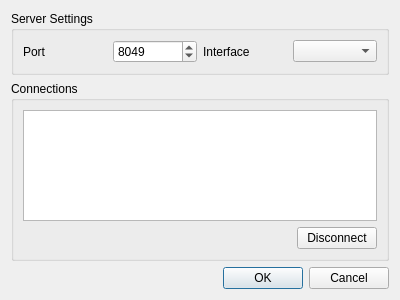
Old version of the form STiTCH/STiTCHDialog.ui in the repository dgraves/iTCH.
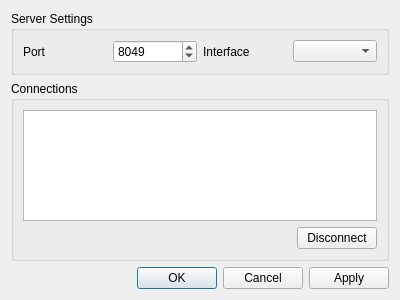
New version of the form.

The edit to the form file:
```diff
--- a/STiTCH/STiTCHDialog.ui
+++ b/STiTCH/STiTCHDialog.ui
@@ -114,7 +114,7 @@
    <item>
     <widget class="QDialogButtonBox" name="buttonBox">
      <property name="standardButtons">
-      <set>QDialogButtonBox::Cancel|QDialogButtonBox::Ok</set>
+      <set>QDialogButtonBox::Apply|QDialogButtonBox::Cancel|QDialogButtonBox::Ok</set>
      </property>
     </widget>
    </item>
```
Left out of the diff: 15 changed lines with no effect on the pictures.
